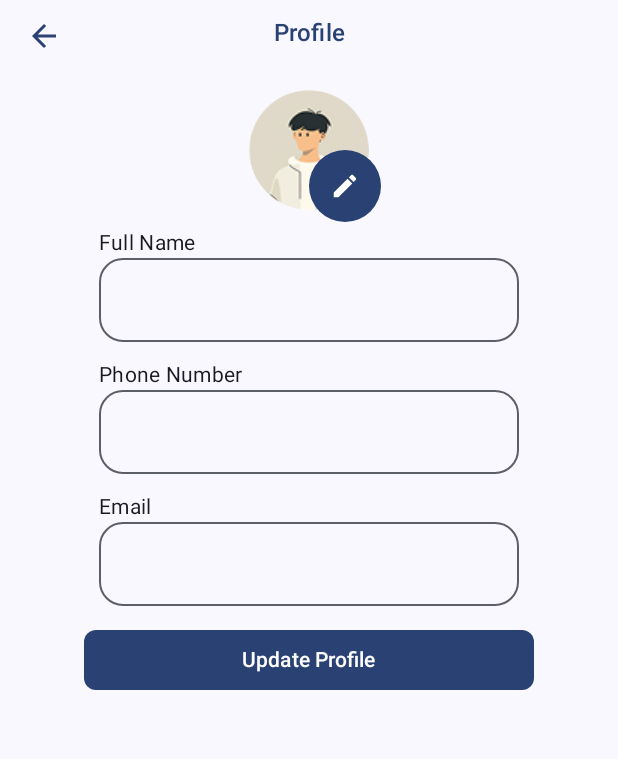
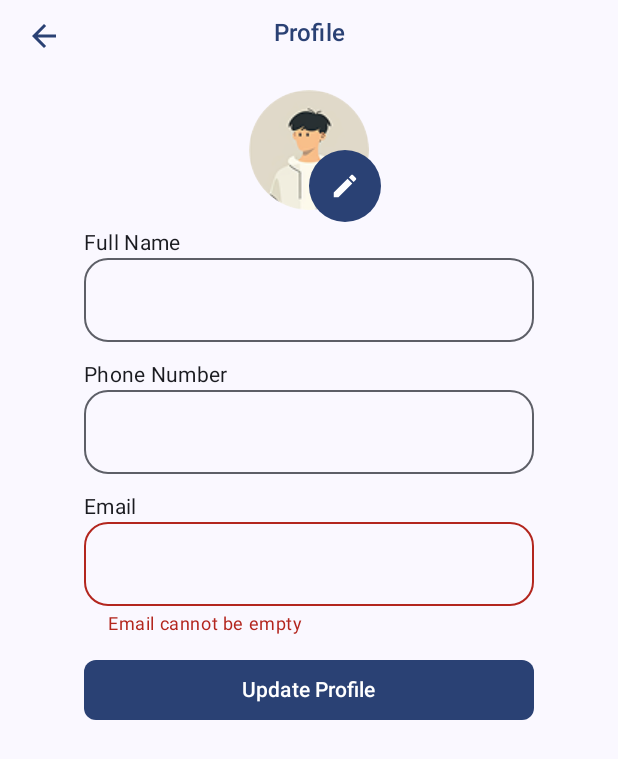
Before and after one commit to Medi-Pal/Medipal-Android, an Android app built with Jetpack Compose: the composable EditProfileScreen shown on its own in the app's theme, after a tap on "Update Profile", on a phone screen of 412 x 824 dp. Shown: the top 759 px of the screen. Run offline under Robolectric (Android 15) with nearby library versions, the phone set to English and light mode, and no system bars; our stand-ins replace Firebase (no records; nobody signed in at launch, a user with empty details on screens opened directly), Room's generated code; libraries missing offline, so code that uses them is left out: coil.decode; pictures from the network do not load.

Commit message:
fix: email bug in details screen

```diff
--- a/app/src/main/java/com/example/medipal/ui/screens/EditProfile.kt
+++ b/app/src/main/java/com/example/medipal/ui/screens/EditProfile.kt
@@ -163,7 +163,23 @@ fun EditProfileScreen(
             },
             keyboardType = KeyboardType.Phone
         )
-        InputField(label = "Email", value = user.email, onValueChange = viewModel::editEmail, keyboardType = KeyboardType.Email)
+
+        // Get user details state to access error messages
+        val userDetailsState = viewModel.userDetailsViewModel.uiState.collectAsState().value
+
+        // Get the email error state directly from our viewModel
+        val emailError by viewModel.emailError.collectAsState()
+
+        // Make the email field validation more responsive
+        InputField(
+            label = "Email",
+            value = user.email,
+            onValueChange = {
+                viewModel.editEmail(it)
+            },
+            keyboardType = KeyboardType.Email,
+            error = emailError
+        )
 
         Button(
             onClick = viewModel::updateUser,
@@ -180,7 +196,8 @@ fun InputField(
     label: String,
     value: String,
     onValueChange: (String) -> Unit,
-    keyboardType: KeyboardType = KeyboardType.Text
+    keyboardType: KeyboardType = KeyboardType.Text,
+    error: String? = null
 ) {
     Column {
         Text(text = label, style = MaterialTheme.typography.bodyMedium)
@@ -189,7 +206,11 @@ fun InputField(
             onValueChange = onValueChange,
             keyboardOptions = KeyboardOptions(keyboardType = keyboardType),
             shape = RoundedCornerShape(16.dp),
-            modifier = Modifier
+            isError = error != null,
+            supportingText = if (error != null) {
+                { Text(text = error, color = MaterialTheme.colorScheme.error) }
+            } else null,
+            modifier = Modifier.width(300.dp)
         )
     }
 }
--- a/app/src/main/java/com/example/medipal/ui/screens/viewmodels/EditProfileViewModel.kt
+++ b/app/src/main/java/com/example/medipal/ui/screens/viewmodels/EditProfileViewModel.kt
@@ -36,7 +36,7 @@ sealed class ImageSaveState {
 class EditProfileViewModel(
     private val userRepository: UserRepository,
     private val application: MedipalApplication,
-    private val userDetailsViewModel: UserDetailsScreenViewModel
+    val userDetailsViewModel: UserDetailsScreenViewModel
 ) : ViewModel() {
 
     private val _user = MutableStateFlow(User(0, "", "", ""))
@@ -48,6 +48,10 @@ class EditProfileViewModel(
     private val _imageSaveState = MutableStateFlow<ImageSaveState>(ImageSaveState.None)
     val imageSaveState: StateFlow<ImageSaveState> = _imageSaveState.asStateFlow()
 
+    // Add a dedicated email error state
+    private val _emailError = MutableStateFlow<String?>(null)
+    val emailError: StateFlow<String?> = _emailError.asStateFlow()
+
     init {
         viewModelScope.launch {
             // First load user data from the database
@@ -56,6 +60,9 @@ class EditProfileViewModel(
             if (userData != null) {
                 // Update the user state with database values
                 _user.value = userData
+
+                // Validate email immediately
+                _emailError.value = validateEmail(userData.email)
 
                 // Load profile image if it exists in user data
                 userData.profileImageUri?.let {
@@ -204,14 +211,46 @@ class EditProfileViewModel(
     }
 
     fun editEmail(email: String) {
+        // Update user email
         _user.update { it.copy(
             email = email
         )}
+
+        // Validate email and update our own error state
+        val error = validateEmail(email)
+        _emailError.value = error
+
+        // Also update the UserDetailsViewModel for consistency
+        userDetailsViewModel.editEmail(email)
+    }
+
+    private fun validateEmail(email: String): String? {
+        return when {
+            email.isBlank() -> "Email cannot be empty"
+            !email.matches(Regex("^[A-Za-z0-9+_.-]+@[A-Za-z0-9.-]+$")) -> "Please enter a valid email address"
+            else -> null
+        }
     }
 
     fun updateUser() {
         viewModelScope.launch {
             try {
+                // Validate email first
+                val emailError = validateEmail(user.value.email)
+                if (emailError != null) {
+                    _emailError.value = emailError
+
+                    // Show validation error toast
+                    withContext(Dispatchers.Main) {
+                        Toast.makeText(
+                            application,
+                            "Please fix validation errors before updating",
+                            Toast.LENGTH_SHORT
+                        ).show()
+                    }
+                    return@launch
+                }
+
                 // Save user data to database
                 userRepository.insertOrUpdateUser(user.value)
 
```
Also changed, not shown: app/src/main/java/com/example/medipal/ui/screens/components/Login.kt (+0 -12 lines).
